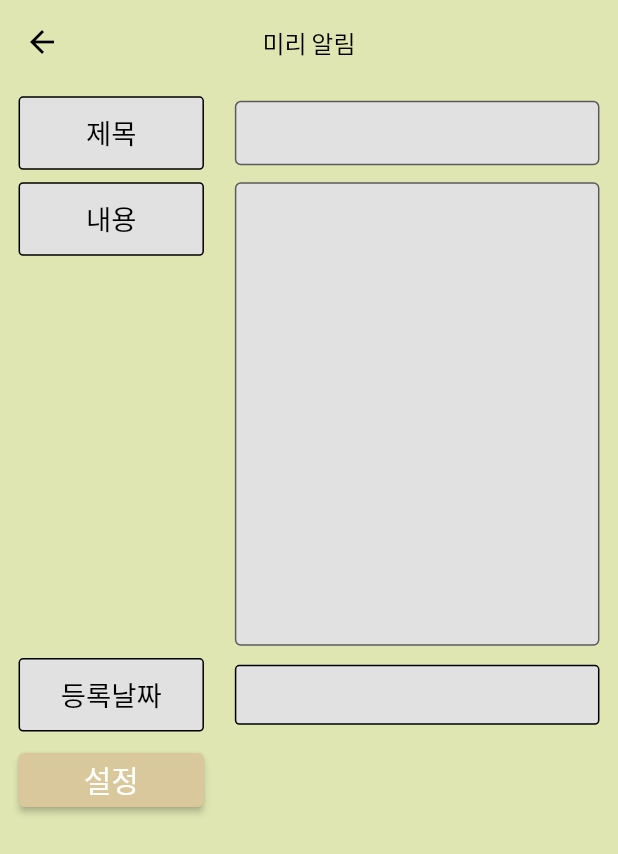
After one commit to younghokim-seoul/farming_manager, a Flutter app: the AlarmScreen screen opened by its route, on a phone screen of 412 x 824 dp. The commit adds this screen. Shown: the top 854 px of the screen. Run offline on Flutter 3.47's test engine with Material 2 defaults, Android fonts, the phone set to English and light mode, and no system bars; our stand-ins replace auto_size_text, cached_network_image, chewie, device_info_plus, dio, flutter_html and 16 more; missing offline and left inert: flutter_downloader, flutter_inappwebview; accounts and stored records are empty; generated files the repository leaves out were written again; statements that could not run were skipped.

Commit message:
미리 알림 route 추가 및 화면구현

```diff
--- /dev/null
+++ b/lib/controller/alarm/alarm_binding.dart
@@ -0,0 +1,9 @@
+import 'package:farming_manager/controller/alarm/alarm_view_model.dart';
+import 'package:get/get.dart';
+
+class AlarmBinding extends Bindings {
+  @override
+  void dependencies() {
+    Get.lazyPut(() => AlarmViewModel());
+  }
+}
--- /dev/null
+++ b/lib/controller/alarm/alarm_view_model.dart
@@ -0,0 +1,16 @@
+import 'package:farming_manager/constants/strings.dart';
+import 'package:farming_manager/data/repository/farming_repository.dart';
+import 'package:farming_manager/data/request/dstr_prevnt_list_request.dart';
+import 'package:farming_manager/data/response/dstr_prevnt_list_response.dart';
+import 'package:farming_manager/di/app_module.dart';
+import 'package:farming_manager/main.dart';
+import 'package:farming_manager/utils/file_download_manager.dart';
+import 'package:farming_manager/widgets/toast.dart';
+import 'package:flutter/material.dart';
+import 'package:flutter_downloader/flutter_downloader.dart';
+import 'package:get/get.dart';
+import 'package:infinite_scroll_pagination/infinite_scroll_pagination.dart';
+
+class AlarmViewModel extends GetxController {
+  final repository = locator.get<FarmingRepository>();
+}
--- a/lib/controller/video/vedio_view_model.dart
+++ b/lib/controller/video/vedio_view_model.dart
@@ -47,7 +47,7 @@ class VideoViewModel extends GetxController {
         fetchVedioDetail(queryCursor);
       }
     });
-    await LocalPreferenceManager.putToken("asdsadasd").then((value) =>
+    await LocalPreferenceManager.putToken("김지철").then((value) =>
         LocalPreferenceManager.getToken().then((value) => logger.i(":::테스트 " + value.toString())));
     super.onInit();
 
--- a/lib/router/pages.dart
+++ b/lib/router/pages.dart
@@ -1,3 +1,4 @@
+import 'package:farming_manager/controller/alarm/alarm_binding.dart';
 import 'package:farming_manager/controller/dstrprevnt/disaster_prevnt_binding.dart';
 import 'package:farming_manager/controller/home/home_binding.dart';
 import 'package:farming_manager/controller/kind/kind_information_binding.dart';
@@ -8,6 +9,7 @@ import 'package:farming_manager/controller/teck/teck_skill_binding.dart';
 import 'package:farming_manager/controller/teck/teck_skill_detail_binding.dart';
 import 'package:farming_manager/controller/video/vedio_binding.dart';
 import 'package:farming_manager/router/routese.dart';
+import 'package:farming_manager/screens/alarm.dart';
 import 'package:farming_manager/screens/calendar.dart';
 import 'package:farming_manager/screens/disaster_prevnt.dart';
 import 'package:farming_manager/screens/home.dart';
@@ -65,5 +67,7 @@ abstract class AppPages {
         binding: TeckSkillDetailBinding()),
     GetPage(
         name: Routes.VEDIO, page: () => VedioScreen(), binding: VedioBinding()),
+    GetPage(
+        name: Routes.ALARM, page: () => AlarmScreen(), binding: AlarmBinding()),
   ];
 }
--- a/lib/router/routese.dart
+++ b/lib/router/routese.dart
@@ -10,7 +10,7 @@ abstract class Routes {
   static const TECK = '/teck';
   static const TECK_DETAIL = '/teck_detail';
   static const VEDIO = '/vedio';
-
+  static const ALARM = '/alarm';
 
 
 }
--- /dev/null
+++ b/lib/screens/alarm.dart
@@ -0,0 +1,165 @@
+// ignore_for_file: unnecessary_const
+
+import 'package:farming_manager/constants/colors.dart';
+import 'package:farming_manager/controller/alarm/alarm_view_model.dart';
+import 'package:farming_manager/controller/memo/memo_view_model.dart';
+import 'package:farming_manager/widgets/farming_text.dart';
+import 'package:farming_manager/widgets/toast.dart';
+import 'package:flutter/material.dart';
+import 'package:flutter_screenutil/flutter_screenutil.dart';
+import 'package:get/get.dart';
+
+class AlarmScreen extends GetView<AlarmViewModel> {
+
+
+  AlarmScreen({Key? key}) : super(key: key);
+
+  var titleEditingController = TextEditingController();
+  var contentEditingController = TextEditingController();
+  var timeEditingController = TextEditingController();
+
+  @override
+  Widget build(BuildContext context) {
+    return Scaffold(
+        backgroundColor: const Color.fromARGB(255, 224, 230, 178),
+        appBar: AppBar(
+            centerTitle: true,
+            backgroundColor: const Color.fromARGB(0, 109, 131, 12),
+            title: const FarmingText(text: "미리 알림", size: 16)),
+        body: SafeArea(
+            child: SingleChildScrollView(
+                child: Column(
+          children: [
+            SizedBox(height: Get.height * 0.01),
+            Row(
+              children: [
+                SizedBox(width: Get.width * 0.03),
+                Container(
+                    alignment: Alignment.center,
+                    width: Get.width * 0.3,
+                    decoration: BoxDecoration(
+                        borderRadius: BorderRadius.circular(3.0),
+                        color: const Color.fromARGB(255, 226, 225, 225),
+                        border: Border.all(color: AppColors.black)),
+                    child: Container(
+                        padding: const EdgeInsets.all(10.0),
+                        child: FarmingText(text: "제목", size: 16.sp))),
+                Container(width: Get.width * 0.05),
+                Expanded(
+                    child: TextField(
+                  keyboardType: TextInputType.multiline,
+                  style: const TextStyle(fontSize: 20),
+                  controller: titleEditingController,
+                  decoration: const InputDecoration(
+                    hintText: "",
+                    filled: true,
+                    fillColor: Color.fromARGB(255, 226, 225, 225),
+                    contentPadding:
+                        EdgeInsets.symmetric(horizontal: 10, vertical: 10),
+                    isDense: true,
+                    border: OutlineInputBorder(
+                      gapPadding: 0,
+                      borderRadius: BorderRadius.all(Radius.circular(4)),
+                      borderSide: BorderSide(
+                        width: 1,
+                        style: BorderStyle.none,
+                      ),
+                    ),
+                  ),
+                )),
+                SizedBox(width: Get.width * 0.03)
+              ],
+            ),
+            SizedBox(height: Get.height * 0.01),
+            Row(
+              crossAxisAlignment: CrossAxisAlignment.start,
+              children: <Widget>[
+                SizedBox(width: Get.width * 0.03),
+                Container(
+                    alignment: Alignment.center,
+                    width: Get.width * 0.3,
+                    decoration: BoxDecoration(
+                        borderRadius: BorderRadius.circular(3.0),
+                        color: const Color.fromARGB(255, 226, 225, 225),
+                        border: Border.all(color: AppColors.black)),
+                    child: Container(
+                        padding: const EdgeInsets.all(10.0),
+                        child: FarmingText(text: "내용", size: 16.sp))),
+                Container(width: Get.width * 0.05),
+                Expanded(
+                    child: TextField(
+                  keyboardType: TextInputType.multiline,
+                  maxLines: 20,
+                  minLines: 13,
+                  controller: contentEditingController,
+                  style: const TextStyle(fontSize: 20),
+                  decoration: const InputDecoration(
+                    hintText: "",
+                    filled: true,
+                    fillColor: Color.fromARGB(255, 226, 225, 225),
+                    contentPadding:
+                        EdgeInsets.symmetric(horizontal: 10, vertical: 5),
+                    isDense: true,
+                    border: OutlineInputBorder(
+                      gapPadding: 0,
+                      borderRadius: BorderRadius.all(Radius.circular(4)),
+                      borderSide: BorderSide(
+                        width: 1,
+                        style: BorderStyle.none,
+                      ),
+                    ),
+                  ),
+                )),
+                SizedBox(width: Get.width * 0.03)
+              ],
+            ),
+            SizedBox(height: Get.height * 0.01),
+            Row(
+              children: [
+                SizedBox(width: Get.width * 0.03),
+                Container(
+                    alignment: Alignment.center,
+                    width: Get.width * 0.3,
+                    decoration: BoxDecoration(
+                        borderRadius: BorderRadius.circular(3.0),
+                        color: const Color.fromARGB(255, 226, 225, 225),
+                        border: Border.all(color: AppColors.black)),
+                    child: Container(
+                        padding: const EdgeInsets.all(10.0),
+                        child: FarmingText(text: "등록날짜", size: 16.sp))),
+                Container(width: Get.width * 0.05),
+                Expanded(
+                    child: Container(
+                        alignment: Alignment.center,
+                        decoration: BoxDecoration(
+                            borderRadius: BorderRadius.circular(3.0),
+                            color: const Color.fromARGB(255, 226, 225, 225),
+                            border: Border.all(color: AppColors.black)),
+                        child: Container(
+                          padding: const EdgeInsets.all(8.0),
+                          child: FarmingText(text: "", size: 16.sp),
+                        ))),
+                SizedBox(width: Get.width * 0.03)
+              ],
+            ),
+            SizedBox(height: Get.height * 0.01),
+            Row(
+              children: [
+                SizedBox(width: Get.width * 0.03),
+                SizedBox(
+                  width: Get.width * 0.3,
+                  child: ElevatedButton(
+                    style: ElevatedButton.styleFrom(
+                      primary: const Color.fromARGB(255, 216, 200, 155),
+                      textStyle: const TextStyle(fontSize: 20),
+                    ),
+                    onPressed: () async {},
+                    child: const Text('설정'),
+                  ),
+                ),
+              ],
+            )
+          ],
+        ))));
+  }
+}
--- a/lib/screens/kind_information.dart
+++ b/lib/screens/kind_information.dart
@@ -5,7 +5,6 @@ import 'package:farming_manager/data/response/king_detail_response.dart';
 import 'package:farming_manager/widgets/farming_dropdown.dart';
 import 'package:farming_manager/widgets/farming_image.dart';
 import 'package:farming_manager/widgets/farming_text.dart';
-import 'package:flutter/cupertino.dart';
 import 'package:flutter/material.dart';
 import 'package:flutter_screenutil/flutter_screenutil.dart';
 import 'package:get/get.dart';
--- a/lib/utils/utils.dart
+++ b/lib/utils/utils.dart
@@ -11,7 +11,7 @@ const List<HomeCategoryModel> categories = [
   HomeCategoryModel(name: "재해 예방정보", id: Routes.DISASTER_PREVNT),
   HomeCategoryModel(name: "현장애로기술사례", id: Routes.TECK),
   HomeCategoryModel(name: "농업기술동영상", id: Routes.VEDIO),
-  HomeCategoryModel(name: "미리알림", id: Routes.KING_INFORMATION),
+  HomeCategoryModel(name: "미리알림", id: Routes.ALARM),
   HomeCategoryModel(name: "달력", id: Routes.CALENDAR)
 ];
 
```
